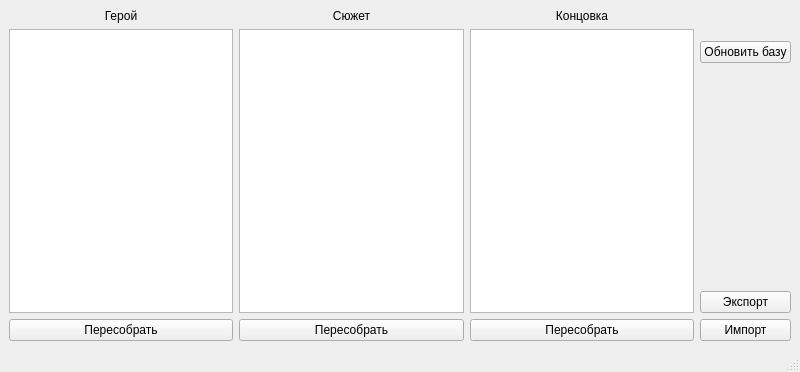
The window that client/form.ui (fyfyfyfik/projectbd) describes before a commit, drawn with Qt 5.
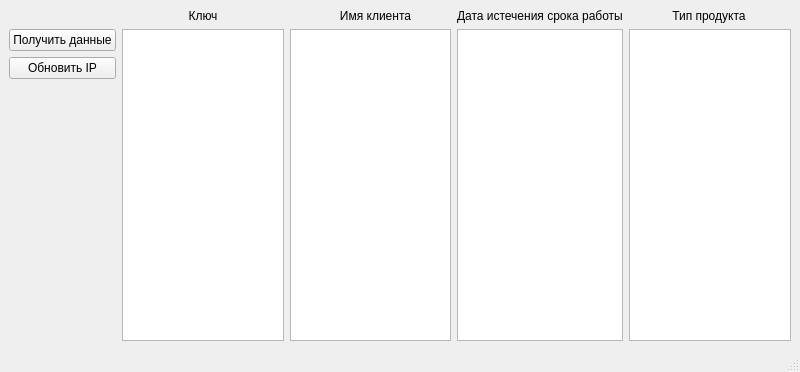
The same window after the commit.

Commit message: got it

What changed in the file:
```diff
--- a/client/form.ui
+++ b/client/form.ui
@@ -15,7 +15,7 @@
   </property>
   <widget class="QWidget" name="centralwidget">
    <layout class="QGridLayout" name="gridLayout">
-    <item row="2" column="4" rowspan="5">
+    <item row="2" column="6" rowspan="4">
      <widget class="QTextBrowser" name="textBrowser_3">
       <property name="sizePolicy">
        <sizepolicy hsizetype="Expanding" vsizetype="Expanding">
@@ -25,44 +25,7 @@
       </property>
      </widget>
     </item>
-    <item row="7" column="3">
-     <widget class="QPushButton" name="pushButton_2">
-      <property name="text">
-       <string>Пересобрать</string>
-      </property>
-     </widget>
-    </item>
-    <item row="4" column="5">
-     <widget class="QPushButton" name="pushButton_6">
-      <property name="text">
-       <string>Обновить базу</string>
-      </property>
-     </widget>
-    </item>
-    <item row="7" column="4">
-     <widget class="QPushButton" name="pushButton_3">
-      <property name="text">
-       <string>Пересобрать</string>
-      </property>
-     </widget>
-    </item>
-    <item row="0" column="4">
-     <widget class="QLabel" name="label_3">
-      <property name="sizePolicy">
-       <sizepolicy hsizetype="Preferred" vsizetype="Maximum">
-        <horstretch>0</horstretch>
-        <verstretch>0</verstretch>
-       </sizepolicy>
-      </property>
-      <property name="text">
-       <string>Концовка</string>
-      </property>
-      <property name="alignment">
-       <set>Qt::AlignCenter</set>
-      </property>
-     </widget>
-    </item>
-    <item row="2" column="3" rowspan="5">
+    <item row="2" column="4" rowspan="4">
      <widget class="QTextBrowser" name="textBrowser_2">
       <property name="sizePolicy">
        <sizepolicy hsizetype="Expanding" vsizetype="Expanding">
@@ -72,15 +35,15 @@
       </property>
      </widget>
     </item>
-    <item row="7" column="5">
-     <widget class="QPushButton" name="pushButton_5">
+    <item row="0" column="5">
+     <widget class="QLabel" name="label_3">
       <property name="text">
-       <string>Импорт</string>
+       <string>Дата истечения срока работы</string>
       </property>
      </widget>
     </item>
-    <item row="0" column="3">
-     <widget class="QLabel" name="label_2">
+    <item row="0" column="1">
+     <widget class="QLabel" name="label">
       <property name="sizePolicy">
        <sizepolicy hsizetype="Preferred" vsizetype="Maximum">
         <horstretch>0</horstretch>
@@ -88,21 +51,28 @@
        </sizepolicy>
       </property>
       <property name="text">
-       <string>Сюжет</string>
+       <string>Ключ</string>
       </property>
       <property name="alignment">
        <set>Qt::AlignCenter</set>
       </property>
      </widget>
     </item>
-    <item row="7" column="2">
+    <item row="2" column="0">
      <widget class="QPushButton" name="pushButton">
       <property name="text">
-       <string>Пересобрать</string>
+       <string>Получить данные</string>
       </property>
      </widget>
     </item>
-    <item row="2" column="2" rowspan="5">
+    <item row="3" column="0">
+     <widget class="QPushButton" name="pushButton_6">
+      <property name="text">
+       <string>Обновить IP</string>
+      </property>
+     </widget>
+    </item>
+    <item row="2" column="5" rowspan="4">
      <widget class="QTextBrowser" name="textBrowser">
       <property name="sizePolicy">
        <sizepolicy hsizetype="Expanding" vsizetype="Expanding">
@@ -112,42 +82,23 @@
       </property>
      </widget>
     </item>
-    <item row="6" column="5">
-     <widget class="QPushButton" name="pushButton_4">
+    <item row="2" column="1" rowspan="4">
+     <widget class="QTextBrowser" name="textBrowser_4"/>
+    </item>
+    <item row="0" column="6">
+     <widget class="QLabel" name="label_4">
       <property name="text">
-       <string>Экспорт</string>
+       <string>             Тип продукта</string>
       </property>
      </widget>
     </item>
-    <item row="0" column="2">
-     <widget class="QLabel" name="label">
-      <property name="sizePolicy">
-       <sizepolicy hsizetype="Preferred" vsizetype="Maximum">
-        <horstretch>0</horstretch>
-        <verstretch>0</verstretch>
-       </sizepolicy>
-      </property>
+    <item row="0" column="4">
+     <widget class="QLabel" name="label_2">
       <property name="text">
-       <string>Герой</string>
+       <string>               Имя клиента</string>
       </property>
-      <property name="alignment">
-       <set>Qt::AlignCenter</set>
-      </property>
      </widget>
     </item>
-    <item row="5" column="5">
-     <spacer name="verticalSpacer">
-      <property name="orientation">
-       <enum>Qt::Vertical</enum>
-      </property>
-      <property name="sizeHint" stdset="0">
-       <size>
-        <width>20</width>
-        <height>40</height>
-       </size>
-      </property>
-     </spacer>
-    </item>
    </layout>
   </widget>
   <widget class="QMenuBar" name="menubar">
```
Left out of the diff: 2 changed lines with no effect on the pictures. The commit also changes 2 other files.
